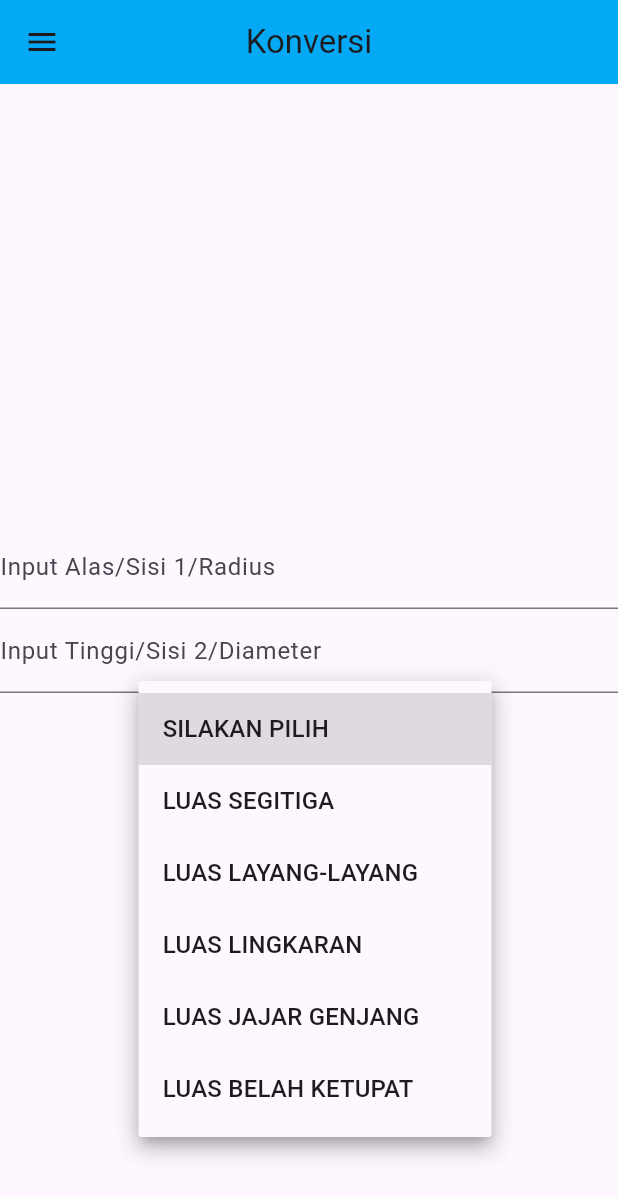
After one commit to Rickysalim/mobile_flutter_biodata, a Flutter app: the HomePage screen opened directly, after a tap on "SILAKAN PILIH", on a phone screen of 412 x 824 dp. The commit adds this screen. Shown: the top 1197 px of the screen. Run offline on Flutter 3.47's test engine with Material 2 defaults, Android fonts, the phone set to English and light mode, and no system bars; missing offline and left inert: dart:ffi.

Commit message:
shape_conversion

```diff
--- /dev/null
+++ b/lib/shape_conversion.dart
@@ -0,0 +1,175 @@
+import 'dart:ffi';
+
+import 'package:flutter/material.dart';
+
+void main() {
+  runApp(const ShapeMain());
+}
+
+class ShapeMain extends StatelessWidget {
+  const ShapeMain({super.key});
+
+  // This widget is the root of your application.
+  @override
+  Widget build(BuildContext context) {
+    return MaterialApp(
+        title: 'PRAKTIKUM 2',
+        theme: ThemeData(
+          // This is the theme of your application.
+          //
+          // TRY THIS: Try running your application with "flutter run". You'll see
+          // the application has a blue toolbar. Then, without quitting the app,
+          // try changing the seedColor in the colorScheme below to Colors.green
+          // and then invoke "hot reload" (save your changes or press the "hot
+          // reload" button in a Flutter-supported IDE, or press "r" if you used
+          // the command line to start the app).
+          //
+          // Notice that the counter didn't reset back to zero; the application
+          // state is not lost during the reload. To reset the state, use hot
+          // restart instead.
+          //
+          // This works for code too, not just values: Most code changes can be
+          // tested with just a hot reload.
+          colorScheme: ColorScheme.fromSeed(seedColor: Colors.deepPurple),
+          useMaterial3: true,
+        ),
+        home: HomePage(title: 'Shape Calculation'));
+  }
+}
+
+class HomePage extends StatefulWidget {
+  HomePage({required this.title});
+
+  final String title;
+
+  @override
+  ShapeCalculation createState() => new ShapeCalculation();
+}
+
+class DrawerBody extends StatelessWidget {
+  @override
+  Widget build(BuildContext context) {
+    return DrawerHeader(child: Image.asset('assets/images/person.jpeg'));
+  }
+}
+
+List<DropdownMenuItem<String>> get dropdownItems {
+  List<DropdownMenuItem<String>> menuItems = [
+    DropdownMenuItem(child: Text("SILAKAN PILIH"), value: "SILAKAN PILIH"),
+    DropdownMenuItem(child: Text("LUAS SEGITIGA"), value: "LUAS SEGITIGA"),
+    DropdownMenuItem(
+        child: Text("LUAS LAYANG-LAYANG"), value: "LUAS LAYANG-LAYANG"),
+    DropdownMenuItem(child: Text("LUAS LINGKARAN"), value: "LUAS LINGKARAN"),
+    DropdownMenuItem(
+        child: Text("LUAS JAJAR GENJANG"), value: "LUAS JAJAR GENJANG"),
+    DropdownMenuItem(
+        child: Text("LUAS BELAH KETUPAT"), value: "LUAS BELAH KETUPAT"),
+  ];
+  return menuItems;
+}
+
+class ShapeCalculation extends State<HomePage> {
+  String selectedValue = "SILAKAN PILIH";
+
+  double _result = 0;
+
+  double _input1 = 0;
+
+  double _input2 = 0;
+
+  void Select(select) {
+    switch (select) {
+      case "LUAS SEGITIGA":
+        {
+          _result = 0.5 * _input1 * _input2;
+        }
+      case "LUAS LAYANG-LAYANG":
+        {
+          _result = _input1 * _input2;
+        }
+      case "LUAS LINGKARAN":
+        {
+          _result = 3.14 * _input1 * _input1;
+        }
+      case "LUAS JAJAR GENJANG":
+        {
+          _result = _input1 * _input2;
+        }
+      case "LUAS BELAH KETUPAT":
+        {
+          _result = 0.5 * _input1 * _input2;
+        }
+      default:
+        {
+          _result = 0.0;
+        }
+        break;
+    }
+  }
+
+  void luasSegitiga(a, t) {
+    _result = 0.5 * a * t;
+  }
+
+  void kelilingSegitiga(k) {
+    print(k);
+    _result = k * k * k;
+  }
+
+  @override
+  Widget build(BuildContext context) {
+    return Scaffold(
+        appBar: AppBar(
+          centerTitle: true,
+          title: Text("Konversi"),
+          backgroundColor: Colors.lightBlue,
+        ),
+        drawer: Drawer(
+          child: ListView(
+            children: [
+              DrawerBody(),
+              const Padding(
+                padding: EdgeInsets.all(0.0),
+                child: Column(children: [
+                  Text('Nama: Ricky Salim'),
+                  Text('Nim: 20210801300')
+                ]),
+              )
+            ],
+          ),
+        ),
+        body: Center(
+            child: Column(
+                mainAxisAlignment: MainAxisAlignment.center,
+                children: <Widget>[
+              Column(children: [
+                TextField(
+                  decoration: const InputDecoration(
+                    labelText: 'Input Alas/Sisi 1/Radius',
+                  ),
+                  onChanged: (value) =>
+                      {setState(() => _input1 = double.parse(value))},
+                ),
+                TextField(
+                  decoration: const InputDecoration(
+                    labelText: 'Input Tinggi/Sisi 2/Diameter',
+                  ),
+                  onChanged: (value) =>
+                      {setState(() => _input2 = double.parse(value))},
+                ),
+              ]),
+              Column(children: [
+                DropdownButton(
+                    value: selectedValue,
+                    onChanged: (String? newValue) {
+                      setState(() {
+                        selectedValue = newValue!;
+                        Select(newValue);
+                      });
+                    },
+                    items: dropdownItems),
+                Text('Hasil: $_result')
+              ]),
+            ])));
+  }
+}
```
Also changed, not shown: lib/biodata.dart (+34 -8 lines), lib/widget_practice.dart (added, +149 -0 lines), assets/images/han.jpg (added).
